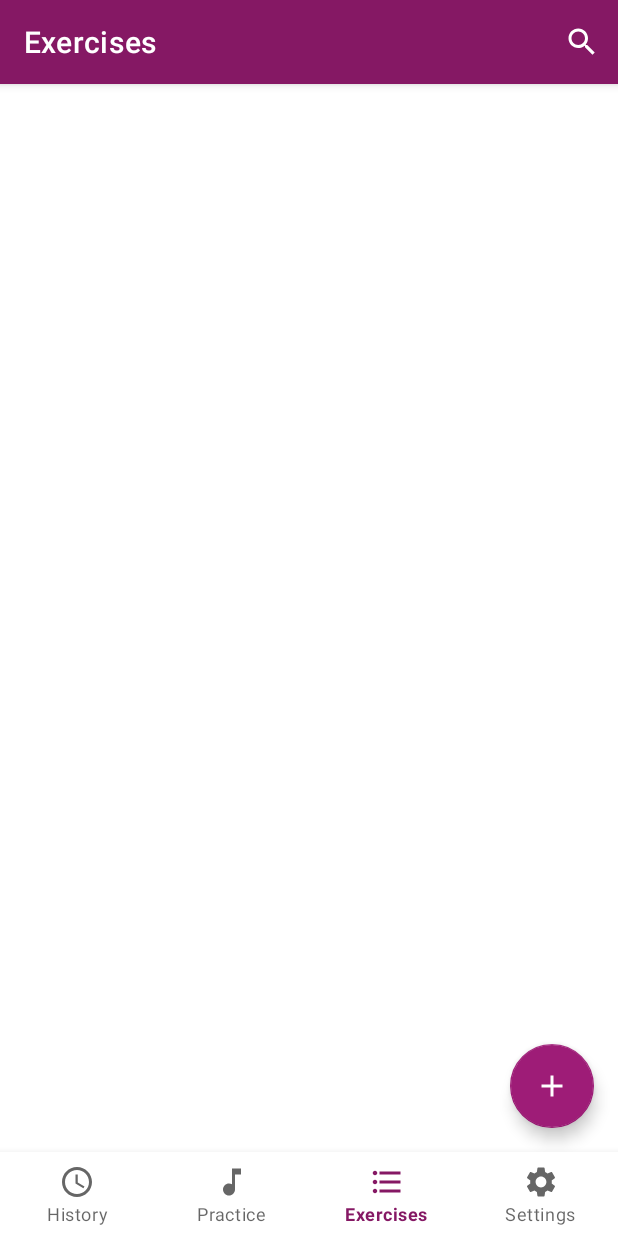
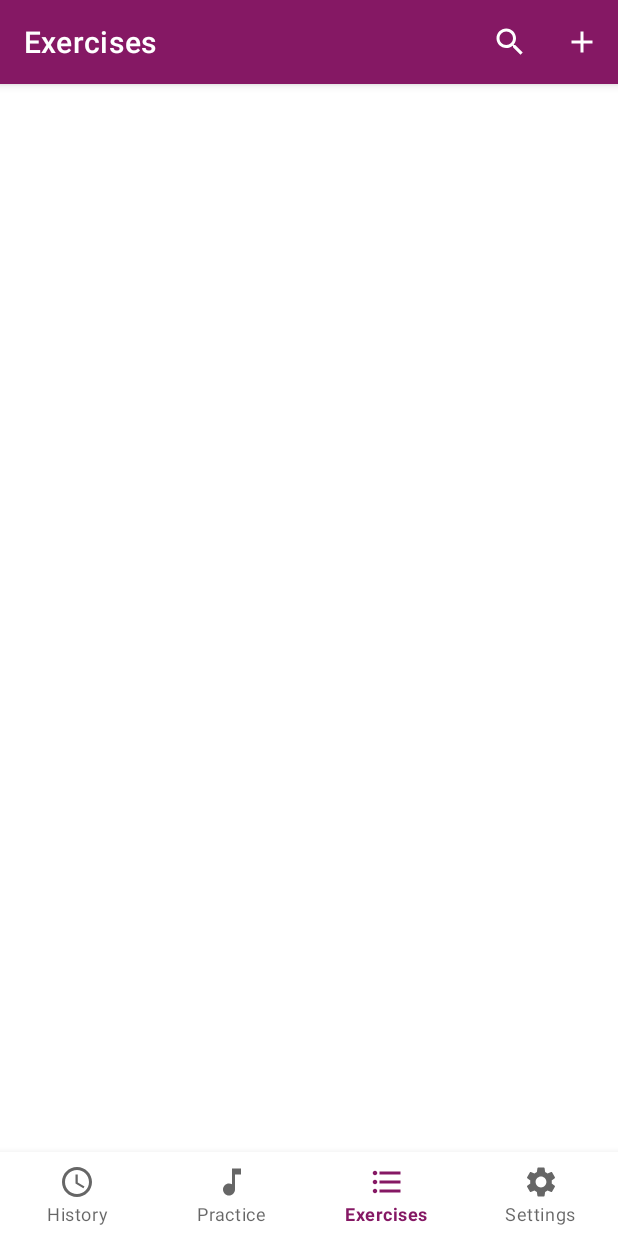
Before and after one commit to ramzan/Virtuosity, an Android app: the ExerciseListFragment screen opened through its navigation route, on a phone screen of 412 x 824 dp. Run offline under Robolectric (Android 15) with nearby library versions, the phone set to English and light mode, and no system bars; our stand-ins replace Dagger/Hilt's generated code, Room's generated code, navigation-ui, paging; libraries missing offline, so code that uses them is left out: com.simplecityapps.recyclerview_fastscroll; plain views replace FastScrollRecyclerView; 3 statements that could not run were skipped.

Commit message:
ExerciseListFragment: show snackbar after deleting exercise and replace fab with app bar button

```diff
--- a/app/src/main/java/ca/ramzan/virtuosity/screens/exerciselist/ExerciseListFragment.kt
+++ b/app/src/main/java/ca/ramzan/virtuosity/screens/exerciselist/ExerciseListFragment.kt
@@ -15,6 +15,7 @@ import ca.ramzan.virtuosity.R
 import ca.ramzan.virtuosity.common.*
 import ca.ramzan.virtuosity.databinding.FragmentExerciseListBinding
 import ca.ramzan.virtuosity.screens.BaseFragment
+import com.google.android.material.snackbar.Snackbar
 import dagger.hilt.android.AndroidEntryPoint
 import kotlinx.coroutines.flow.collect
 import javax.inject.Inject
@@ -70,9 +71,9 @@ class ExerciseListFragment : BaseFragment<FragmentExerciseListBinding>() {
             }
         }
 
-
-        binding.fab.setOnClickListener {
+        binding.exercisesToolbar.menu.findItem(R.id.new_exercise).setOnMenuItemClickListener {
             showNewExerciseDialog()
+            true
         }
 
         binding.exercisesToolbar.menu.findItem(R.id.search).apply {
@@ -108,6 +109,17 @@ class ExerciseListFragment : BaseFragment<FragmentExerciseListBinding>() {
                 }
             })
         }
+
+        if (requireArguments().getBoolean("exerciseDeleted")) {
+            Snackbar.make(
+                requireActivity().findViewById(R.id.nav_view),
+                getString(R.string.exercise_deleted_message),
+                Snackbar.LENGTH_SHORT
+            )
+                .setAnchorView(requireActivity().findViewById(R.id.nav_view))
+                .show()
+            requireArguments().remove("exerciseDeleted")
+        }
         return binding.root
     }
 
--- a/app/src/main/res/layout/fragment_exercise_list.xml
+++ b/app/src/main/res/layout/fragment_exercise_list.xml
@@ -51,15 +51,4 @@
         android:text="@string/no_exercises_message"
         android:visibility="gone" />
 
-    <com.google.android.material.floatingactionbutton.FloatingActionButton
-        android:id="@+id/fab"
-        android:layout_width="wrap_content"
-        android:layout_height="wrap_content"
-        android:layout_gravity="bottom|end"
-        android:layout_marginEnd="@dimen/default_margin"
-        android:layout_marginBottom="@dimen/default_margin"
-        android:contentDescription="@string/new_exercise"
-        app:layout_behavior="com.google.android.material.behavior.HideBottomViewOnScrollBehavior"
-        app:srcCompat="@drawable/ic_baseline_add_24" />
-
 </androidx.coordinatorlayout.widget.CoordinatorLayout>
--- a/app/src/main/res/menu/exercises_menu.xml
+++ b/app/src/main/res/menu/exercises_menu.xml
@@ -10,4 +10,11 @@
         app:actionViewClass="android.widget.SearchView"
         app:showAsAction="ifRoom|collapseActionView" />
 
+    <item
+        android:id="@+id/new_exercise"
+        android:contentDescription="@string/new_exercise"
+        android:icon="@drawable/ic_baseline_add_24"
+        android:title="@string/new_exercise"
+        app:showAsAction="ifRoom|collapseActionView" />
+
 </menu>
--- a/app/src/main/res/navigation/mobile_navigation.xml
+++ b/app/src/main/res/navigation/mobile_navigation.xml
@@ -15,6 +15,10 @@
         <action
             android:id="@+id/action_exerciseListFragment_to_textInputDialog"
             app:destination="@id/textInputDialog" />
+        <argument
+            android:name="exerciseDeleted"
+            android:defaultValue="false"
+            app:argType="boolean" />
     </fragment>
     <fragment
         android:id="@+id/routineListFragment"
@@ -53,6 +57,11 @@
         <action
             android:id="@+id/action_exerciseDetailFragment_to_textInputDialog"
             app:destination="@id/textInputDialog" />
+        <action
+            android:id="@+id/action_exerciseDetailFragment_to_exerciseListFragment"
+            app:destination="@id/exerciseListFragment"
+            app:popUpTo="@id/exerciseListFragment"
+            app:popUpToInclusive="true" />
     </fragment>
     <fragment
         android:id="@+id/historyFragment"
--- a/app/src/main/res/values/strings.xml
+++ b/app/src/main/res/values/strings.xml
@@ -84,5 +84,6 @@
     <string name="session_finish_dialog_message">Exercises with 0 or empty BPM will be discarded.</string>
     <string name="new_routine_button_description">New Routine</string>
     <string name="history_deleted_message">Record deleted</string>
+    <string name="exercise_deleted_message">Exercise deleted</string>
 
 </resources>
```
Also changed, not shown: app/src/main/java/ca/ramzan/virtuosity/screens/exercisedetail/ExerciseDetailFragment.kt (+6 -4 lines).
